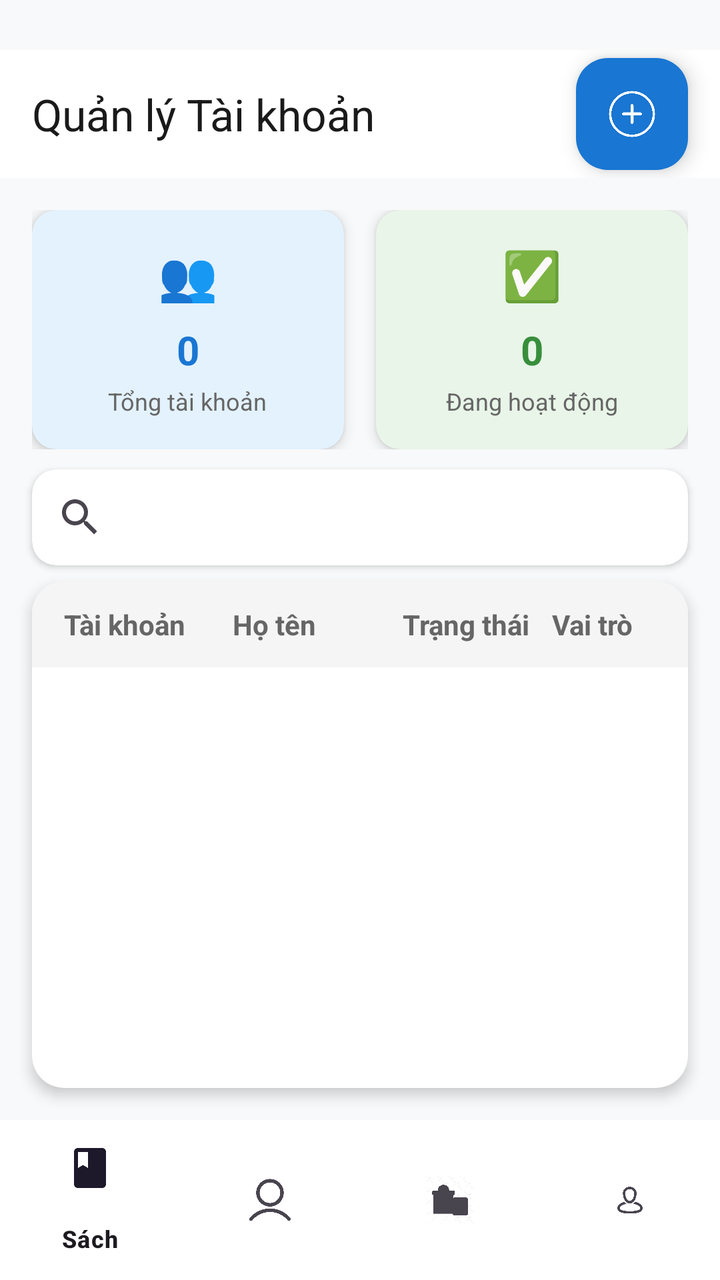
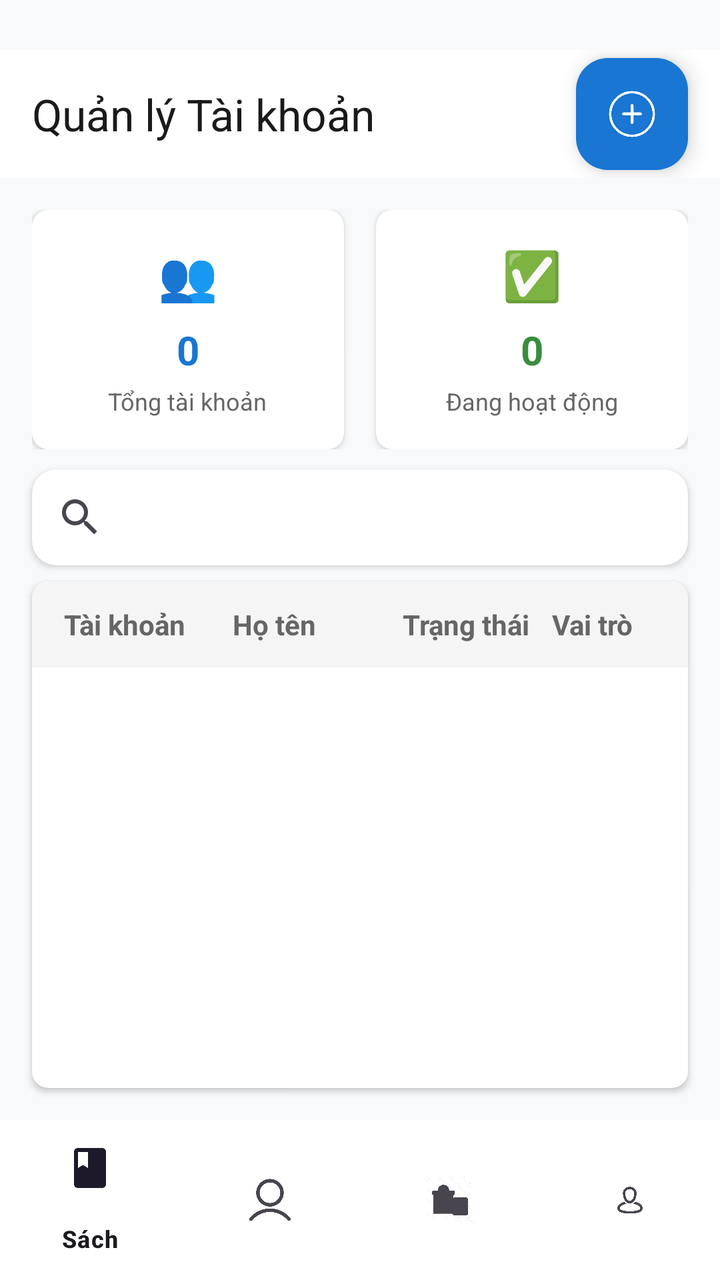

Compare the two renders of this Android layout. The source of the first and the diff that turns it into the second are given below.
<!-- AndroidManifest.xml: application theme Theme.BookApp -->
<!-- res/layout/activity_users_management.xml -->
<?xml version="1.0" encoding="utf-8"?>
<androidx.constraintlayout.widget.ConstraintLayout xmlns:android="http://schemas.android.com/apk/res/android"
    xmlns:app="http://schemas.android.com/apk/res-auto"
    xmlns:tools="http://schemas.android.com/tools"
    android:layout_width="match_parent"
    android:layout_height="match_parent"
    android:background="#F8F9FA">

    
    <com.google.android.material.appbar.MaterialToolbar
        android:id="@+id/toolbar"
        android:layout_width="0dp"
        android:layout_height="?attr/actionBarSize"
        android:background="#FFFFFF"
        app:title="Quản lý Tài khoản"
        app:titleTextColor="#1A1A1A"
        app:layout_constraintTop_toTopOf="parent"
        app:layout_constraintStart_toStartOf="parent"
        app:layout_constraintEnd_toEndOf="parent"
        android:layout_marginTop="25dp">

        <com.google.android.material.floatingactionbutton.FloatingActionButton
            android:id="@+id/fabAddUser"
            android:layout_width="wrap_content"
            android:layout_height="wrap_content"
            android:layout_gravity="end"
            android:layout_marginEnd="16dp"
            android:src="@drawable/ic_add"
            app:fabSize="mini"
            app:backgroundTint="#1976D2"
            app:tint="#FFFFFF" />

    </com.google.android.material.appbar.MaterialToolbar>

    
    <LinearLayout
        android:id="@+id/dashboardLayout"
        android:layout_width="0dp"
        android:layout_height="wrap_content"
        android:orientation="horizontal"
        android:layout_margin="16dp"
        app:layout_constraintTop_toBottomOf="@id/toolbar"
        app:layout_constraintStart_toStartOf="parent"
        app:layout_constraintEnd_toEndOf="parent">

        
        <androidx.cardview.widget.CardView
            android:layout_width="0dp"
            android:layout_height="wrap_content"
            android:layout_weight="1"
            android:layout_marginEnd="8dp"
            app:cardCornerRadius="12dp"
            app:cardElevation="4dp"
            app:cardBackgroundColor="#E3F2FD">

            <LinearLayout
                android:layout_width="match_parent"
                android:layout_height="wrap_content"
                android:orientation="vertical"
                android:padding="16dp"
                android:gravity="center">

                <TextView
                    android:layout_width="wrap_content"
                    android:layout_height="wrap_content"
                    android:text="👥"
                    android:textSize="24sp" />

                <TextView
                    android:id="@+id/tvTotalUsers"
                    android:layout_width="wrap_content"
                    android:layout_height="wrap_content"
                    android:text="0"
                    android:textSize="20sp"
                    android:textStyle="bold"
                    android:textColor="#1976D2"
                    android:layout_marginTop="8dp" />

                <TextView
                    android:layout_width="wrap_content"
                    android:layout_height="wrap_content"
                    android:text="Tổng tài khoản"
                    android:textSize="12sp"
                    android:textColor="#666666"
                    android:layout_marginTop="4dp" />

            </LinearLayout>
        </androidx.cardview.widget.CardView>

        
        <androidx.cardview.widget.CardView
            android:layout_width="0dp"
            android:layout_height="wrap_content"
            android:layout_weight="1"
            android:layout_marginStart="8dp"
            app:cardCornerRadius="12dp"
            app:cardElevation="4dp"
            app:cardBackgroundColor="#E8F5E8">

            <LinearLayout
                android:layout_width="match_parent"
                android:layout_height="wrap_content"
                android:orientation="vertical"
                android:padding="16dp"
                android:gravity="center">

                <TextView
                    android:layout_width="wrap_content"
                    android:layout_height="wrap_content"
                    android:text="✅"
                    android:textSize="24sp" />

                <TextView
                    android:id="@+id/tvActiveUsers"
                    android:layout_width="wrap_content"
                    android:layout_height="wrap_content"
                    android:text="0"
                    android:textSize="20sp"
                    android:textStyle="bold"
                    android:textColor="#388E3C"
                    android:layout_marginTop="8dp" />

                <TextView
                    android:layout_width="wrap_content"
                    android:layout_height="wrap_content"
                    android:text="Đang hoạt động"
                    android:textSize="12sp"
                    android:textColor="#666666"
                    android:layout_marginTop="4dp" />

            </LinearLayout>
        </androidx.cardview.widget.CardView>

    </LinearLayout>

    
    <androidx.cardview.widget.CardView
        android:id="@+id/searchCard"
        android:layout_width="0dp"
        android:layout_height="wrap_content"
        app:cardCornerRadius="12dp"
        app:cardElevation="2dp"
        android:layout_marginStart="16dp"
        android:layout_marginEnd="16dp"
        android:layout_marginBottom="8dp"
        app:layout_constraintTop_toBottomOf="@id/dashboardLayout"
        app:layout_constraintStart_toStartOf="parent"
        app:layout_constraintEnd_toEndOf="parent"
        android:layout_marginTop="10dp">

        <androidx.appcompat.widget.SearchView
            android:id="@+id/searchView"
            android:layout_width="match_parent"
            android:layout_height="wrap_content"
            android:background="@android:color/transparent"
            android:iconifiedByDefault="false"
            android:queryHint="Tìm kiếm theo tên hoặc username..."
            />

    </androidx.cardview.widget.CardView>

    
    <androidx.cardview.widget.CardView
        android:id="@+id/usersCard"
        android:layout_width="0dp"
        android:layout_height="0dp"
        android:layout_marginStart="16dp"
        android:layout_marginEnd="16dp"
        android:layout_marginTop="8dp"
        android:layout_marginBottom="16dp"
        app:cardCornerRadius="16dp"
        app:cardElevation="4dp"
        app:layout_constraintTop_toBottomOf="@id/searchCard"
        app:layout_constraintBottom_toTopOf="@id/bottomNavigation"
        app:layout_constraintStart_toStartOf="parent"
        app:layout_constraintEnd_toEndOf="parent">

        <LinearLayout
            android:layout_width="match_parent"
            android:layout_height="match_parent"
            android:orientation="vertical">

            
            <LinearLayout
                android:id="@+id/headerLayout"
                android:layout_width="match_parent"
                android:layout_height="wrap_content"
                android:background="#F5F5F5"
                android:orientation="horizontal"
                android:paddingHorizontal="16dp"
                android:paddingVertical="12dp">

                <TextView
                    android:layout_width="0dp"
                    android:layout_height="wrap_content"
                    android:layout_weight="2"
                    android:text="Tài khoản"
                    android:textColor="#666666"
                    android:textSize="14sp"
                    android:textStyle="bold" />

                <TextView
                    android:layout_width="0dp"
                    android:layout_height="wrap_content"
                    android:layout_weight="2"
                    android:text="Họ tên"
                    android:textColor="#666666"
                    android:textSize="14sp"
                    android:textStyle="bold" />

                <TextView
                    android:layout_width="0dp"
                    android:layout_height="wrap_content"
                    android:layout_weight="1.5"
                    android:gravity="center"
                    android:text="Trạng thái"
                    android:textColor="#666666"
                    android:textSize="14sp"
                    android:textStyle="bold" />

                <TextView
                    android:layout_width="0dp"
                    android:layout_height="wrap_content"
                    android:layout_weight="1.5"
                    android:gravity="center"
                    android:text="Vai trò"
                    android:textColor="#666666"
                    android:textSize="14sp"
                    android:textStyle="bold" />

            </LinearLayout>

            
            <androidx.recyclerview.widget.RecyclerView
                android:id="@+id/rvUsers"
                android:layout_width="match_parent"
                android:layout_height="0dp"
                android:layout_weight="1"
                android:clipToPadding="false"
                android:paddingBottom="8dp"
                tools:listitem="@layout/item_user" />

        </LinearLayout>

    </androidx.cardview.widget.CardView>

    
    <com.google.android.material.bottomnavigation.BottomNavigationView
        android:id="@+id/bottomNavigation"
        android:layout_width="0dp"
        android:layout_height="wrap_content"
        android:background="#FFFFFF"
        app:menu="@menu/bottom_nav_admin_menu"
        app:layout_constraintBottom_toBottomOf="parent"
        app:layout_constraintStart_toStartOf="parent"
        app:layout_constraintEnd_toEndOf="parent" />

</androidx.constraintlayout.widget.ConstraintLayout>
<!-- res/layout/item_user.xml (included above) -->
<?xml version="1.0" encoding="utf-8"?>
<androidx.cardview.widget.CardView xmlns:android="http://schemas.android.com/apk/res/android"
    xmlns:app="http://schemas.android.com/apk/res-auto"
    android:layout_width="match_parent"
    android:layout_height="wrap_content"
    android:layout_margin="4dp"
    app:cardCornerRadius="8dp"
    app:cardElevation="2dp"
    app:cardUseCompatPadding="true">

    <LinearLayout
        android:layout_width="match_parent"
        android:layout_height="wrap_content"
        android:orientation="horizontal"
        android:padding="16dp"
        android:background="?attr/selectableItemBackground"
        android:gravity="center_vertical">

        
        <TextView
            android:id="@+id/tvUsername"
            android:layout_width="0dp"
            android:layout_height="wrap_content"
            android:layout_weight="2"
            android:ellipsize="end"
            android:gravity="start|center_vertical"
            android:maxLines="1"
            android:text="username"
            android:textColor="#1A1A1A"
            android:textSize="14sp"
            android:textStyle="bold" />

        

        

        

        <TextView
            android:id="@+id/tvFullname"
            android:layout_width="0dp"
            android:layout_height="wrap_content"
            android:layout_weight="2"
            android:ellipsize="end"
            android:gravity="start|center_vertical"
            android:maxLines="1"
            android:text="fullname"
            android:textColor="#333333"
            android:textSize="14sp" />

        <com.google.android.material.chip.Chip
            android:id="@+id/chipActive"
            android:layout_width="0dp"
            android:layout_height="wrap_content"
            android:layout_weight="1.5"
            android:gravity="center"
            android:text="Hoạt động"
            android:textSize="10sp"
            app:chipBackgroundColor="#E8F5E8"
            app:chipEndPadding="4dp"
            app:chipMinHeight="28dp"
            app:chipStartPadding="4dp"
            app:chipStrokeColor="#4CAF50"
            app:chipStrokeWidth="1dp" />

        <com.google.android.material.chip.Chip
            android:id="@+id/chipRole"
            android:layout_width="0dp"
            android:layout_height="wrap_content"
            android:layout_weight="1.5"
            android:text="user"
            android:textSize="10sp"
            app:chipBackgroundColor="#E3F2FD"
            android:gravity="center"
            app:chipStartPadding="4dp"
            app:chipEndPadding="4dp"
            app:chipMinHeight="28dp" />

    </LinearLayout>

</androidx.cardview.widget.CardView>
<!-- resources referenced by this layout -->
<resources>
  <!-- drawable ic_add: png bitmap (drawable, 14180 bytes) -->
  <style name="Theme.BookApp" parent="Base.Theme.BookApp" />
  <style name="Base.Theme.BookApp" parent="Theme.Material3.DayNight.NoActionBar">
          
          
      </style>
</resources>

<!-- the commit's change to res/layout/activity_users_management.xml (unified diff, before → after) -->
@@ -49,9 +49,9 @@
             android:layout_height="wrap_content"
             android:layout_weight="1"
             android:layout_marginEnd="8dp"
-            app:cardCornerRadius="12dp"
-            app:cardElevation="4dp"
-            app:cardBackgroundColor="#E3F2FD">
+            app:cardCornerRadius="8dp"
+            app:cardElevation="2dp"
+            app:cardBackgroundColor="#FFFFFF">
 
             <LinearLayout
                 android:layout_width="match_parent"
@@ -93,9 +93,9 @@
             android:layout_height="wrap_content"
             android:layout_weight="1"
             android:layout_marginStart="8dp"
-            app:cardCornerRadius="12dp"
-            app:cardElevation="4dp"
-            app:cardBackgroundColor="#E8F5E8">
+            app:cardCornerRadius="8dp"
+            app:cardElevation="2dp"
+            app:cardBackgroundColor="#FFFFFF">
 
             <LinearLayout
                 android:layout_width="match_parent"
@@ -168,8 +168,8 @@
         android:layout_marginEnd="16dp"
         android:layout_marginTop="8dp"
         android:layout_marginBottom="16dp"
-        app:cardCornerRadius="16dp"
-        app:cardElevation="4dp"
+        app:cardCornerRadius="8dp"
+        app:cardElevation="2dp"
         app:layout_constraintTop_toBottomOf="@id/searchCard"
         app:layout_constraintBottom_toTopOf="@id/bottomNavigation"
         app:layout_constraintStart_toStartOf="parent"
